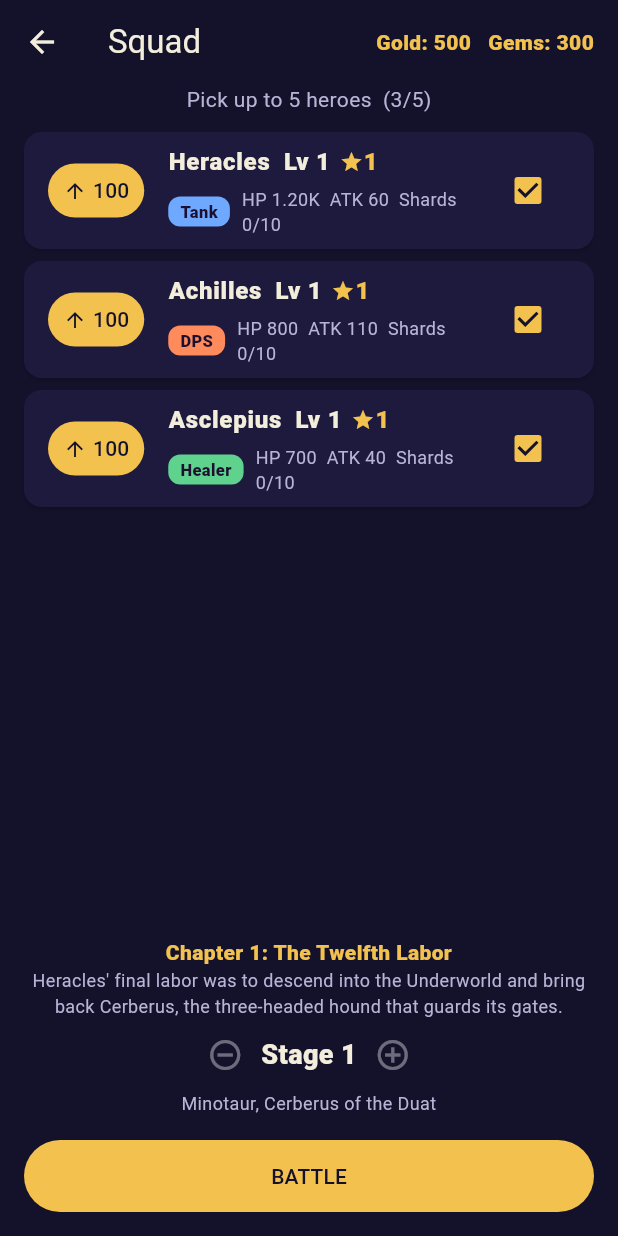
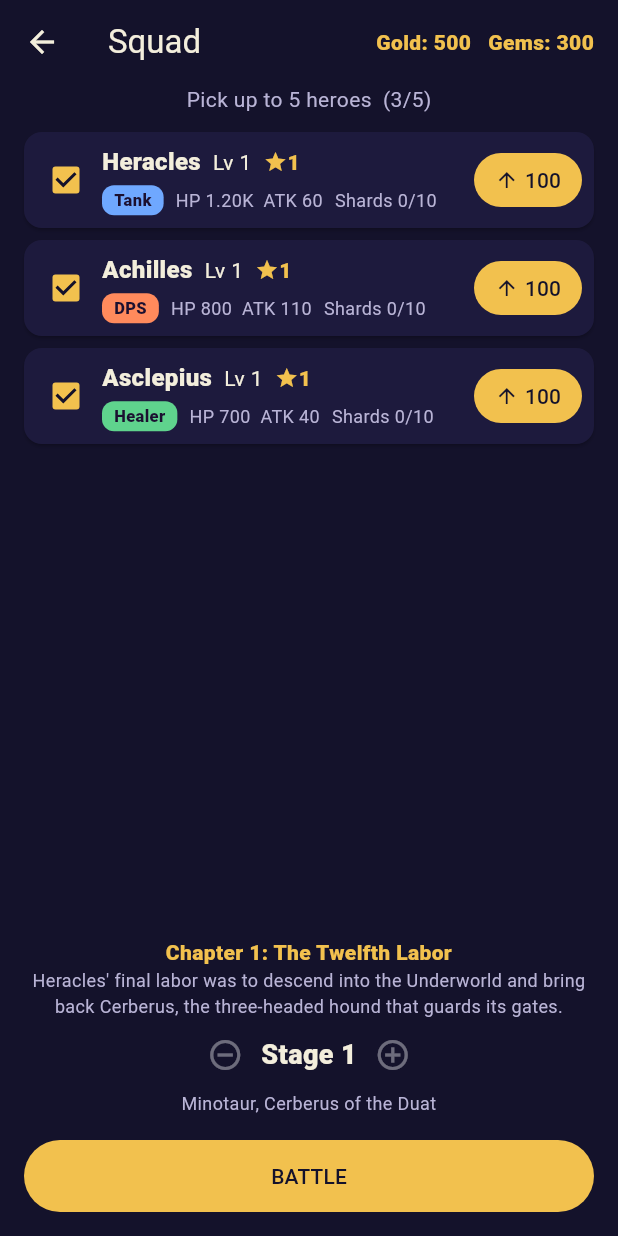
Before and after one commit to nikorobos/mythology-mobile-game, a Flutter app: the screen it shows after launch, after a tap on "BATTLE", on a phone screen of 412 x 824 dp. Run offline on Flutter 3.47's test engine with Material 3 defaults, Android fonts, the phone set to English and light mode, and no system bars; our stand-ins replace shared_preferences.

Commit message:
Fix squad hero row overflow with custom layout
Co-Authored-By: Claude Sonnet 5.5 <noreply@anthropic.com>
Claude-Session: https://claude.ai/code/session_01L7XWLvGumBhk1qbYZRJRnP

```diff
--- a/lib/ui/squad_screen.dart
+++ b/lib/ui/squad_screen.dart
@@ -201,10 +201,15 @@ class _SquadScreenState extends State<SquadScreen> {
     final canUp = player.state.canLevelUp(h.id, c.economy);
     final maxed = level >= c.economy.maxLevel;
     final cost = c.economy.levelUpCost(level);
+    final selected = _selected.contains(h.id);
     return Card(
       color: _panel,
-      child: CheckboxListTile(
-        value: _selected.contains(h.id),
+      child: Padding(
+        padding: const EdgeInsets.fromLTRB(4, 8, 8, 8),
+        child: Row(
+          children: [
+            Checkbox(
+              value: selected,
               activeColor: _gold,
               checkColor: _bg,
               onChanged: (v) => setState(() {
@@ -214,26 +219,42 @@ class _SquadScreenState extends State<SquadScreen> {
                   _selected.remove(h.id);
                 }
               }),
-        title: Row(
+            ),
+            Expanded(
+              child: Column(
+                crossAxisAlignment: CrossAxisAlignment.start,
                 children: [
-            Flexible(
-              child: Text('${s.t(h.nameKey)}  ${s.t('ui.level')} $level',
-                  overflow: TextOverflow.ellipsis,
+                  Wrap(
+                    spacing: 8,
+                    crossAxisAlignment: WrapCrossAlignment.center,
+                    children: [
+                      Text(s.t(h.nameKey),
                           style: const TextStyle(
-                      color: _cream, fontWeight: FontWeight.w800)),
-            ),
-            const SizedBox(width: 6),
+                              color: _cream,
+                              fontWeight: FontWeight.w800,
+                              fontSize: 16)),
+                      Text('${s.t('ui.level')} $level',
+                          style: const TextStyle(color: _cream)),
+                      Row(
+                        mainAxisSize: MainAxisSize.min,
+                        children: [
                           const Icon(Icons.star, size: 16, color: _gold),
                           Text('$stars',
                               style: const TextStyle(
                                   color: _gold, fontWeight: FontWeight.w900)),
                         ],
                       ),
-        subtitle: Row(
+                    ],
+                  ),
+                  const SizedBox(height: 4),
+                  Wrap(
+                    spacing: 8,
+                    runSpacing: 2,
+                    crossAxisAlignment: WrapCrossAlignment.center,
                     children: [
                       Container(
-              margin: const EdgeInsets.only(top: 4, right: 8),
-              padding: const EdgeInsets.symmetric(horizontal: 8, vertical: 2),
+                        padding: const EdgeInsets.symmetric(
+                            horizontal: 8, vertical: 2),
                         decoration: BoxDecoration(
                           color: roleColor(h.role),
                           borderRadius: BorderRadius.circular(8),
@@ -244,18 +265,24 @@ class _SquadScreenState extends State<SquadScreen> {
                                 fontSize: 11,
                                 fontWeight: FontWeight.w800)),
                       ),
-            Flexible(
-              child: Padding(
-                padding: const EdgeInsets.only(top: 4),
-                child: Text(
-                    'HP ${formatNumber(stats.hp)}  ATK ${formatNumber(stats.atk)}'
-                    '${starCost == null ? '' : '  ${s.t('ui.shards')} ${player.state.shardsOf(h.id)}/$starCost'}',
-                    style: const TextStyle(color: _muted, fontSize: 12)),
-              ),
+                      Text(
+                          'HP ${formatNumber(stats.hp)}  '
+                          'ATK ${formatNumber(stats.atk)}',
+                          style:
+                              const TextStyle(color: _muted, fontSize: 12)),
+                      if (starCost != null)
+                        Text(
+                            '${s.t('ui.shards')} '
+                            '${player.state.shardsOf(h.id)}/$starCost',
+                            style:
+                                const TextStyle(color: _muted, fontSize: 12)),
+                    ],
                   ),
                 ],
               ),
-        secondary: Column(
+            ),
+            const SizedBox(width: 8),
+            Column(
               mainAxisSize: MainAxisSize.min,
               children: [
                 if (!maxed)
@@ -263,7 +290,7 @@ class _SquadScreenState extends State<SquadScreen> {
                     style: FilledButton.styleFrom(
                       backgroundColor: _gold,
                       foregroundColor: _bg,
-                  minimumSize: const Size(64, 36),
+                      minimumSize: const Size(72, 36),
                       padding: const EdgeInsets.symmetric(horizontal: 10),
                     ),
                     onPressed: canUp ? () => player.levelUp(h.id) : null,
@@ -283,7 +310,7 @@ class _SquadScreenState extends State<SquadScreen> {
                       style: FilledButton.styleFrom(
                         backgroundColor: const Color(0xFFB07CFF),
                         foregroundColor: _bg,
-                    minimumSize: const Size(64, 32),
+                        minimumSize: const Size(72, 32),
                         padding: const EdgeInsets.symmetric(horizontal: 10),
                       ),
                       onPressed: () => player.starUp(h.id),
@@ -292,6 +319,8 @@ class _SquadScreenState extends State<SquadScreen> {
                   ),
               ],
             ),
+          ],
+        ),
       ),
     );
   }
```
Lines whose indentation alone changed are shown as unchanged.
